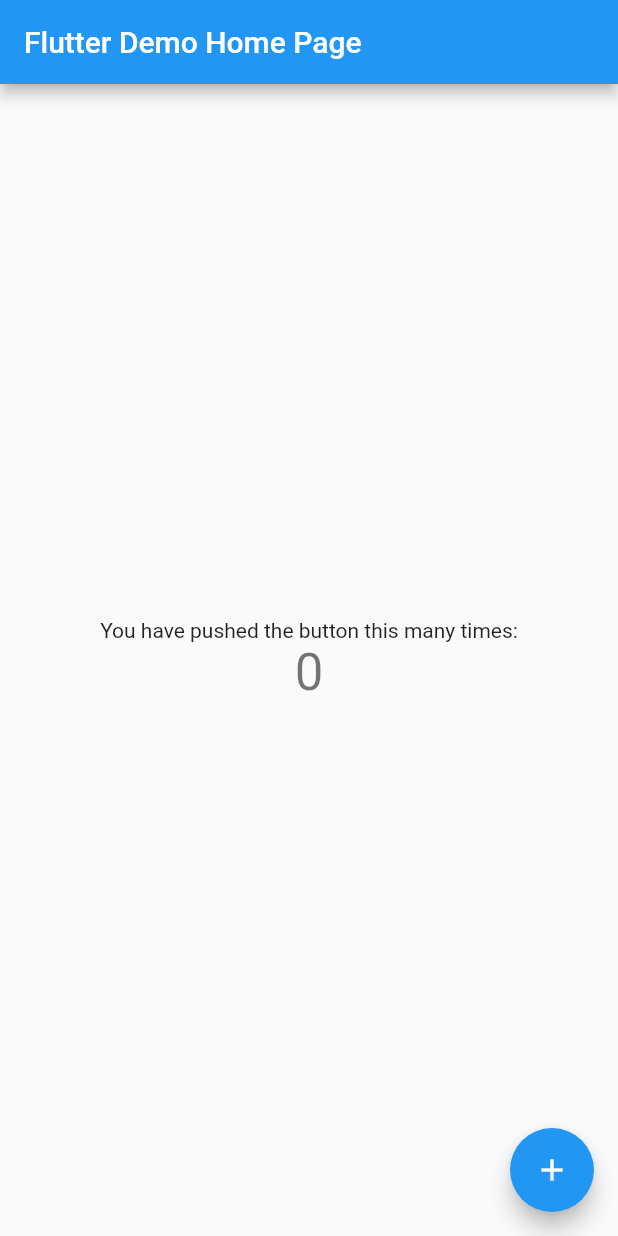
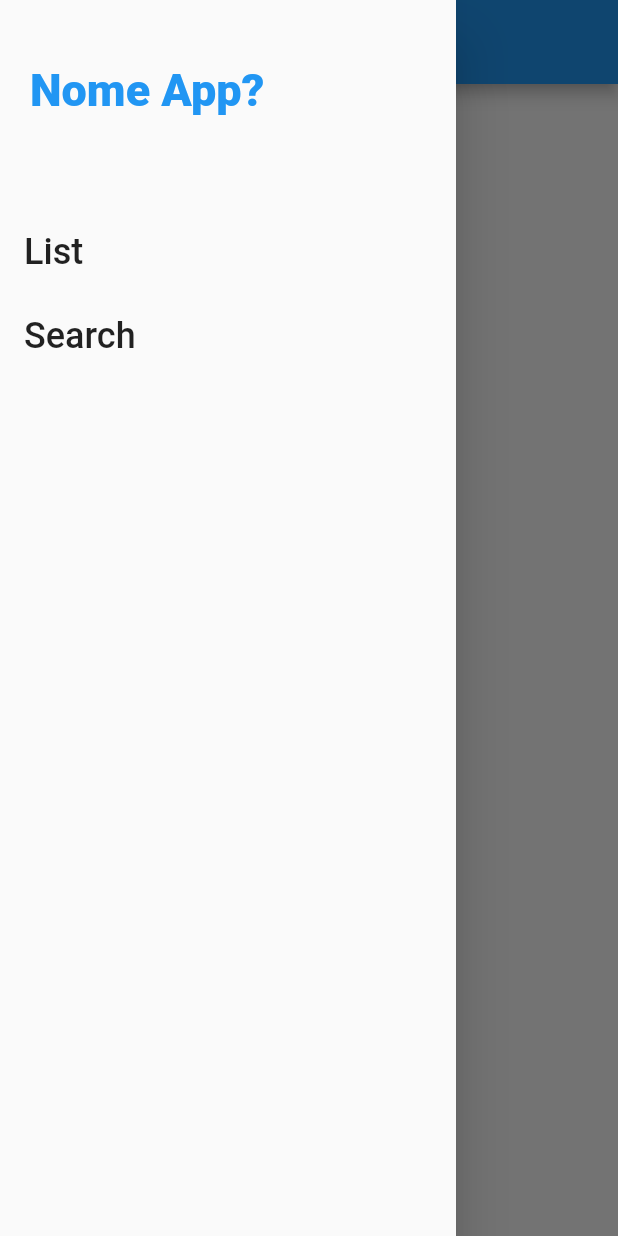
Before and after one commit to adaltrev/DIMA-Project-2022, a Flutter app: the screen it shows after launch, with the side drawer open (before the commit the screen has no drawer), on a phone screen of 412 x 824 dp. Run offline on Flutter 3.47's test engine with Material 2 defaults, Android fonts, the phone set to English and light mode, and no system bars.

Commit message:
added drawer

```diff
--- a/lib/main.dart
+++ b/lib/main.dart
@@ -1,4 +1,7 @@
+import 'package:dima_project/screens/SearchScreen.dart';
 import 'package:flutter/material.dart';
+
+import 'screens/MyListScreen.dart';
 
 void main() {
   runApp(const MyApp());
@@ -24,92 +27,11 @@
         // is not restarted.
         primarySwatch: Colors.blue,
       ),
-      home: const MyHomePage(title: 'Flutter Demo Home Page'),
+      home: const MyListScreen(),
+      initialRoute: '/',
+      routes: {
+        SearchScreen.routeName: (ctx) => const SearchScreen(),
+      },
     );
   }
 }
-
-class MyHomePage extends StatefulWidget {
-  const MyHomePage({Key? key, required this.title}) : super(key: key);
-
-  // This widget is the home page of your application. It is stateful, meaning
-  // that it has a State object (defined below) that contains fields that affect
-  // how it looks.
-
-  // This class is the configuration for the state. It holds the values (in this
-  // case the title) provided by the parent (in this case the App widget) and
-  // used by the build method of the State. Fields in a Widget subclass are
-  // always marked "final".
-
-  final String title;
-
-  @override
-  State<MyHomePage> createState() => _MyHomePageState();
-}
-
-class _MyHomePageState extends State<MyHomePage> {
-  int _counter = 0;
-
-  void _incrementCounter() {
-    setState(() {
-      // This call to setState tells the Flutter framework that something has
-      // changed in this State, which causes it to rerun the build method below
-      // so that the display can reflect the updated values. If we changed
-      // _counter without calling setState(), then the build method would not be
-      // called again, and so nothing would appear to happen.
-      _counter++;
-    });
-  }
-
-  @override
-  Widget build(BuildContext context) {
-    // This method is rerun every time setState is called, for instance as done
-    // by the _incrementCounter method above.
-    //
-    // The Flutter framework has been optimized to make rerunning build methods
-    // fast, so that you can just rebuild anything that needs updating rather
-    // than having to individually change instances of widgets.
-    return Scaffold(
-      appBar: AppBar(
-        // Here we take the value from the MyHomePage object that was created by
-        // the App.build method, and use it to set our appbar title.
-        title: Text(widget.title),
-      ),
-      body: Center(
-        // Center is a layout widget. It takes a single child and positions it
-        // in the middle of the parent.
-        child: Column(
-          // Column is also a layout widget. It takes a list of children and
-          // arranges them vertically. By default, it sizes itself to fit its
-          // children horizontally, and tries to be as tall as its parent.
-          //
-          // Invoke "debug painting" (press "p" in the console, choose the
-          // "Toggle Debug Paint" action from the Flutter Inspector in Android
-          // Studio, or the "Toggle Debug Paint" command in Visual Studio Code)
-          // to see the wireframe for each widget.
-          //
-          // Column has various properties to control how it sizes itself and
-          // how it positions its children. Here we use mainAxisAlignment to
-          // center the children vertically; the main axis here is the vertical
-          // axis because Columns are vertical (the cross axis would be
-          // horizontal).
-          mainAxisAlignment: MainAxisAlignment.center,
-          children: <Widget>[
-            const Text(
-              'You have pushed the button this many times:',
-            ),
-            Text(
-              '$_counter',
-              style: Theme.of(context).textTheme.headline4,
-            ),
-          ],
-        ),
-      ),
-      floatingActionButton: FloatingActionButton(
-        onPressed: _incrementCounter,
-        tooltip: 'Increment',
-        child: const Icon(Icons.add),
-      ), // This trailing comma makes auto-formatting nicer for build methods.
-    );
-  }
-}
--- /dev/null
+++ b/lib/screens/MyListScreen.dart
@@ -0,0 +1,23 @@
+import 'package:dima_project/widgets/MainDrawer.dart';
+import 'package:flutter/material.dart';
+
+import 'SearchScreen.dart';
+
+class MyListScreen extends StatefulWidget {
+  const MyListScreen({Key? key}) : super(key: key);
+
+  @override
+  State<MyListScreen> createState() => _MyListScreenState();
+}
+
+class _MyListScreenState extends State<MyListScreen> {
+  @override
+  Widget build(BuildContext context) {
+    return Scaffold(
+      appBar: AppBar(
+        title: Text("my list"),
+      ),
+      drawer: MainDrawer(),
+    );
+  }
+}
--- /dev/null
+++ b/lib/screens/SearchScreen.dart
@@ -0,0 +1,24 @@
+import 'package:flutter/material.dart';
+
+import '../widgets/MainDrawer.dart';
+
+class SearchScreen extends StatefulWidget {
+  const SearchScreen({Key? key}) : super(key: key);
+
+  static const routeName = '/search';
+
+  @override
+  State<SearchScreen> createState() => _SearchScreenState();
+}
+
+class _SearchScreenState extends State<SearchScreen> {
+  @override
+  Widget build(BuildContext context) {
+    return Scaffold(
+      appBar: AppBar(
+        title: const Text("Search screen"),
+      ),
+      drawer: MainDrawer(),
+    );
+  }
+}
--- /dev/null
+++ b/lib/widgets/MainDrawer.dart
@@ -0,0 +1,49 @@
+import 'package:dima_project/screens/SearchScreen.dart';
+
+import 'package:flutter/material.dart';
+
+class MainDrawer extends StatelessWidget {
+  Widget buildListTile(String title, VoidCallback tapHandler) {
+    return ListTile(
+      title: Text(
+        title,
+        style: const TextStyle(
+          fontSize: 24,
+        ),
+      ),
+      onTap: tapHandler,
+    );
+  }
+
+  @override
+  Widget build(BuildContext context) {
+    return Drawer(
+      child: Column(
+        children: <Widget>[
+          Container(
+            height: 120,
+            width: double.infinity,
+            padding: EdgeInsets.all(20),
+            alignment: Alignment.centerLeft,
+            child: Text(
+              'Nome App?',
+              style: TextStyle(
+                  fontWeight: FontWeight.w900,
+                  fontSize: 30,
+                  color: Theme.of(context).primaryColor),
+            ),
+          ),
+          const SizedBox(
+            height: 20,
+          ),
+          buildListTile('List', () {
+            Navigator.of(context).pushReplacementNamed('/');
+          }),
+          buildListTile('Search', () {
+            Navigator.of(context).pushReplacementNamed(SearchScreen.routeName);
+          }),
+        ],
+      ),
+    );
+  }
+}
```
